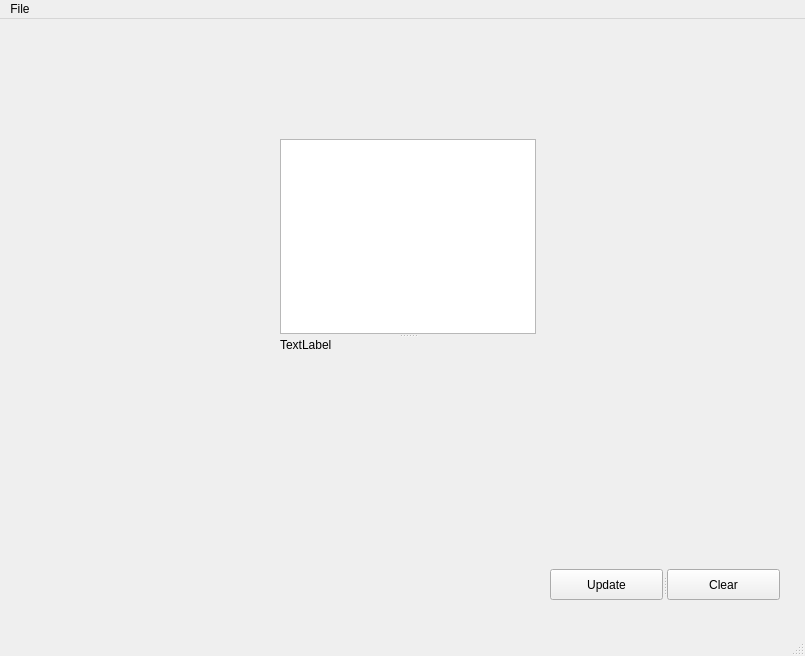
Old version of the form SSOKeyGen/ssokeygen.ui in the repository chrcoe/sso-keygen.
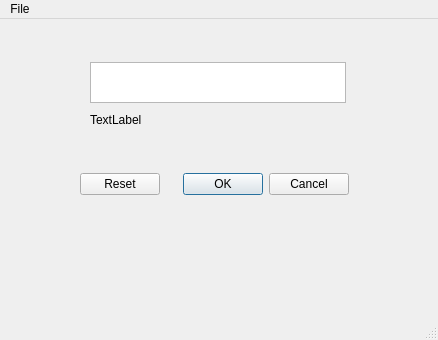
New version of the form.

Commit message: figured out how to add specific roles to QDialogButtonBox from within the app class

```diff
--- a/SSOKeyGen/ssokeygen.ui
+++ b/SSOKeyGen/ssokeygen.ui
@@ -6,55 +6,52 @@
    <rect>
     <x>0</x>
     <y>0</y>
-    <width>805</width>
-    <height>656</height>
+    <width>438</width>
+    <height>340</height>
    </rect>
   </property>
   <property name="windowTitle">
    <string>Hello World</string>
   </property>
   <widget class="QWidget" name="centralwidget">
-   <widget class="QSplitter" name="splitter">
+   <widget class="QDialogButtonBox" name="buttonBox">
     <property name="geometry">
      <rect>
-      <x>550</x>
-      <y>550</y>
-      <width>230</width>
+      <x>80</x>
+      <y>150</y>
+      <width>269</width>
       <height>31</height>
      </rect>
     </property>
-    <property name="orientation">
-     <enum>Qt::Horizontal</enum>
+    <property name="standardButtons">
+     <set>QDialogButtonBox::Cancel|QDialogButtonBox::Ok|QDialogButtonBox::Reset</set>
     </property>
-    <widget class="QPushButton" name="buttonUpdate">
-     <property name="text">
-      <string>Update</string>
-     </property>
-    </widget>
-    <widget class="QPushButton" name="buttonClear">
-     <property name="text">
-      <string>Clear</string>
-     </property>
-    </widget>
+    <property name="centerButtons">
+     <bool>false</bool>
+    </property>
    </widget>
-   <widget class="QSplitter" name="splitter_2">
+   <widget class="QPlainTextEdit" name="textBox">
     <property name="geometry">
      <rect>
-      <x>280</x>
-      <y>120</y>
+      <x>90</x>
+      <y>43</y>
       <width>256</width>
-      <height>213</height>
+      <height>41</height>
      </rect>
     </property>
-    <property name="orientation">
-     <enum>Qt::Vertical</enum>
+   </widget>
+   <widget class="QLabel" name="testLabel">
+    <property name="geometry">
+     <rect>
+      <x>90</x>
+      <y>90</y>
+      <width>251</width>
+      <height>21</height>
+     </rect>
     </property>
-    <widget class="QPlainTextEdit" name="textBox"/>
-    <widget class="QLabel" name="testLabel">
-     <property name="text">
-      <string>TextLabel</string>
-     </property>
-    </widget>
+    <property name="text">
+     <string>TextLabel</string>
+    </property>
    </widget>
   </widget>
   <widget class="QMenuBar" name="menubar">
@@ -62,7 +59,7 @@
     <rect>
      <x>0</x>
      <y>0</y>
-     <width>805</width>
+     <width>438</width>
      <height>29</height>
     </rect>
    </property>
```
Left out of the diff: 32 changed lines with no effect on the pictures. The commit also changes 2 other files.
